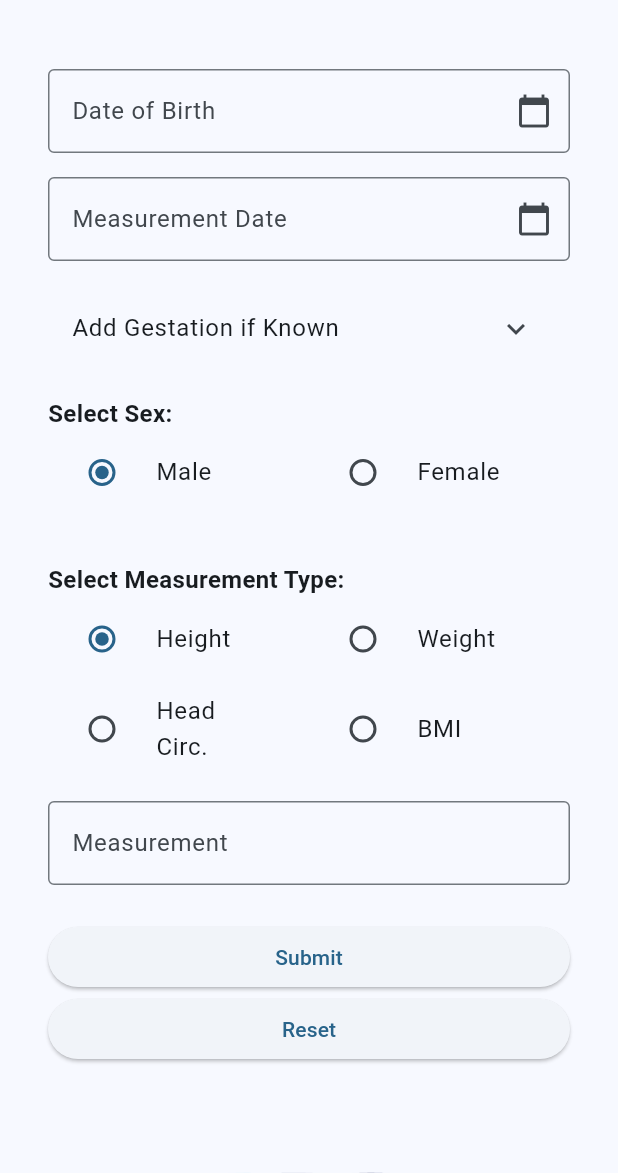
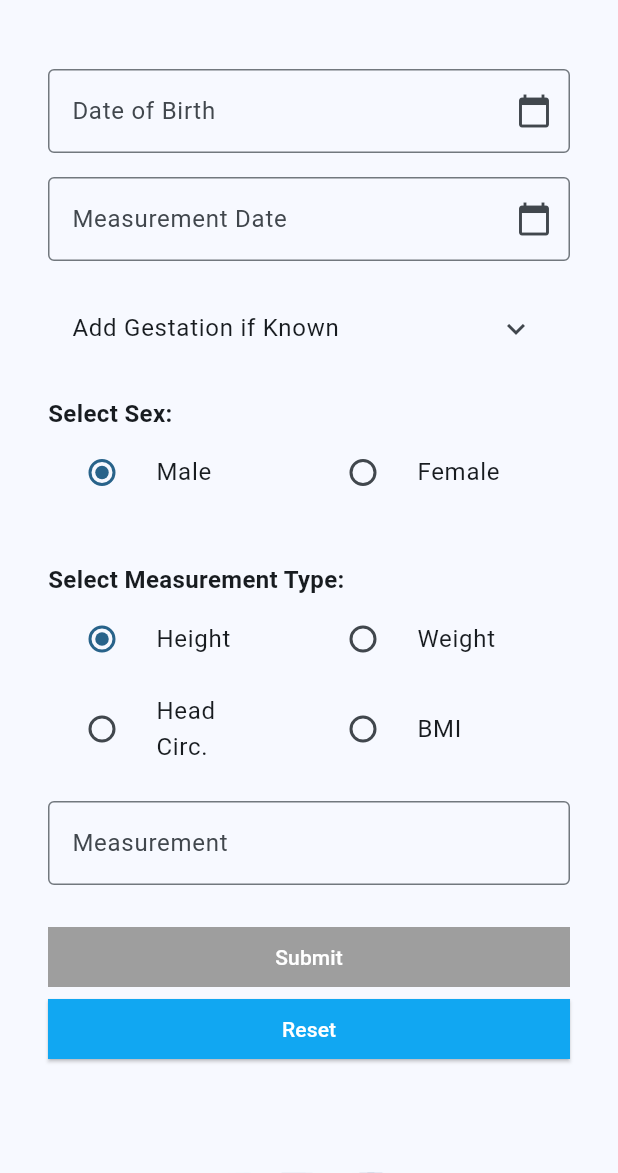
Before and after one commit to rcpch/digital-growth-charts-app, a Flutter app: the screen it shows after launch, on a phone screen of 412 x 824 dp, the part 63-1236 px from its top. Run offline on Flutter 3.47's test engine with Material 3 defaults, Android fonts, the light colour scheme and no system bars; our stand-ins replace fl_chart, flutter_dotenv, smooth_page_indicator.

Commit message:
disable submit button if form not complete, style buttons

```diff
--- a/lib/widgets/input.dart
+++ b/lib/widgets/input.dart
@@ -1,3 +1,4 @@
+import 'package:digital_growth_charts_app/themes/colours.dart';
 import 'package:flutter/material.dart';
 import 'package:intl/intl.dart';
 import '../services/digital_growth_charts_services.dart';
@@ -10,6 +11,7 @@ import '../services/centile_chart_data_utils.dart';
 class _InputFormState extends State<InputForm> {
   // A GlobalKey to uniquely identify the Form widget
   final _formKey = GlobalKey<FormState>();
+  bool _canSubmit = false;
 
   final DigitalGrowthChartsService _digitalGrowthChartsService = DigitalGrowthChartsService();// API service
   Map<MeasurementMethod, List<GrowthDataResponse>> _organizedGrowthData = {};
@@ -45,6 +47,24 @@ class _InputFormState extends State<InputForm> {
   bool _showGestationFields = false;
   int _selectedGestationWeeks = 40; // Default to 40 weeks
   int _selectedGestationDays = 0;   // Default to 0 days
+
+  void _checkFormValidity() {
+    // Validate the form and update the _canSubmit state
+    // The null check for currentState is important if the form might not be built yet.
+    if (_formKey.currentState != null && _formKey.currentState!.validate()) {
+      if (!_canSubmit) {
+        setState(() {
+          _canSubmit = true;
+        });
+      }
+    } else {
+      if (_canSubmit) {
+        setState(() {
+          _canSubmit = false;
+        });
+      }
+    }
+  }
 
   @override
   void initState() {
@@ -304,6 +324,12 @@ class _InputFormState extends State<InputForm> {
     return Form( // Wrap your form content in a Form widget
       key: _formKey, // Assign the GlobalKey
       autovalidateMode: AutovalidateMode.onUserInteraction,
+      onChanged: (){
+        setState(() {
+          _canSubmit = _formKey.currentState?.validate() ?? false;
+        });
+        _checkFormValidity();
+      },
       child: SingleChildScrollView( // Add SingleChildScrollView to prevent overflow on smaller screens
         padding: const EdgeInsets.all(16.0),
         child: Column(
@@ -597,18 +623,60 @@ class _InputFormState extends State<InputForm> {
 
             // Submit Button
             ElevatedButton(
-              onPressed: _submitForm,
-              child: const Text('Submit'),
+              onPressed: _canSubmit ? _submitForm : null,
+              child: const Text('Submit', style: TextStyle(color: Colors.white)),
+              style: ButtonStyle(
+                backgroundColor: WidgetStateProperty.resolveWith<Color?>(
+                      (Set<WidgetState> states) {
+                        if (states.contains(WidgetState.disabled)) {
+                          return Colors.grey; // Optional: custom disabled color
+                        }
+                        if (states.contains(WidgetState.pressed)) {
+                          return secondaryColour;
+                        }
+                    return primaryColour; // Use the component's default.
+                  }),
+                shape: WidgetStateProperty.all<RoundedRectangleBorder>(
+                  RoundedRectangleBorder(
+                    borderRadius: BorderRadius.circular(0),
+                  ),
+                )),
             ),
             // Reset Button
             ElevatedButton(
               onPressed: _hardResetForm,
-              child: const Text('Reset'),
+              child: const Text('Reset', style: TextStyle(color: Colors.white),),
+              style: ButtonStyle(
+                  backgroundColor: WidgetStateProperty.resolveWith<Color?>(
+                          (Set<WidgetState> states) {
+                        if (states.contains(WidgetState.pressed)) {
+                          return secondaryColour;
+                        } else {
+                          return primaryColour; // Use the component's default.
+                        }}),
+                  shape: WidgetStateProperty.all<RoundedRectangleBorder>(
+                    RoundedRectangleBorder(
+                      borderRadius: BorderRadius.circular(0),
+                    ),
+                  )),
             ),
           // Conditionally visible button to navigate to ResultsPage
           if (_organizedGrowthData.isNotEmpty) // Check if there's data
             ElevatedButton(
-              child: const Text('View Results'),
+              child: const Text('View Charts', style: TextStyle(color: Colors.white)),
+                style: ButtonStyle(
+                    backgroundColor: WidgetStateProperty.resolveWith<Color?>(
+                            (Set<WidgetState> states) {
+                          if (states.contains(WidgetState.pressed)) {
+                            return secondaryColour;
+                          } else {
+                            return primaryColour; // Use the component's default.
+                          }}),
+                    shape: WidgetStateProperty.all<RoundedRectangleBorder>(
+                      RoundedRectangleBorder(
+                        borderRadius: BorderRadius.circular(0),
+                      ),
+                    )),
               onPressed: () {
                 Navigator.push(
                     context,
```
